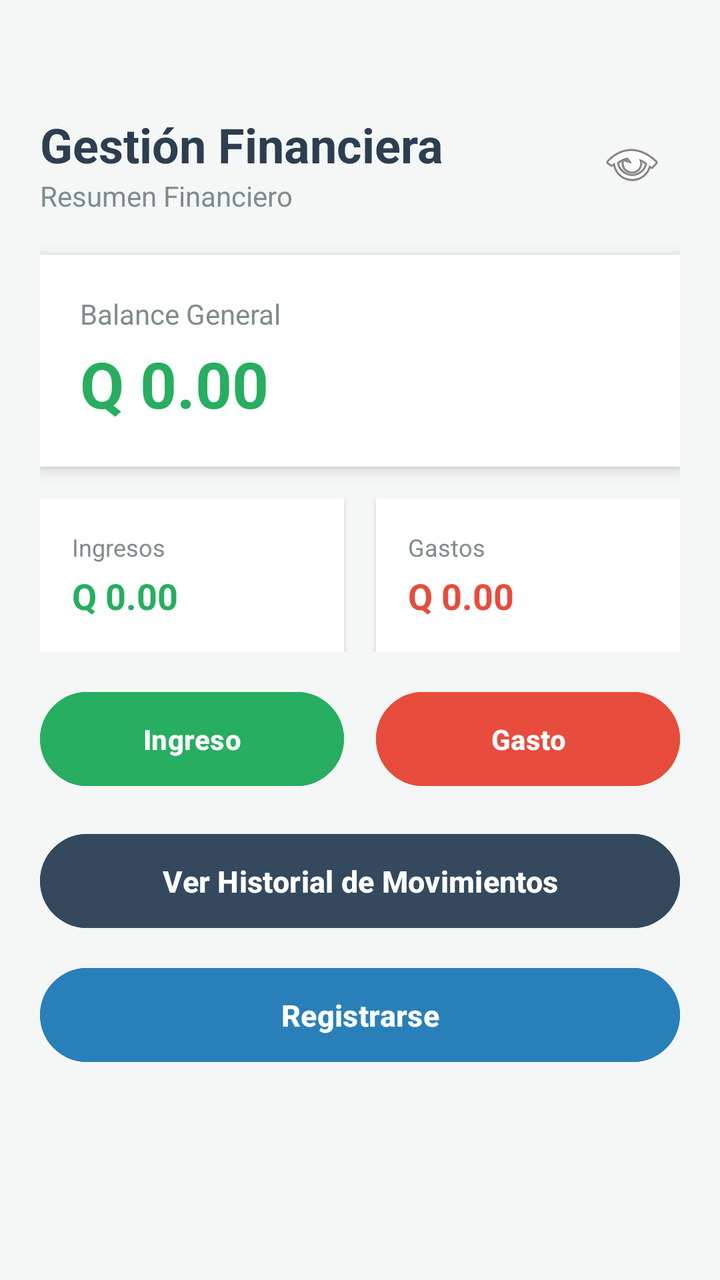
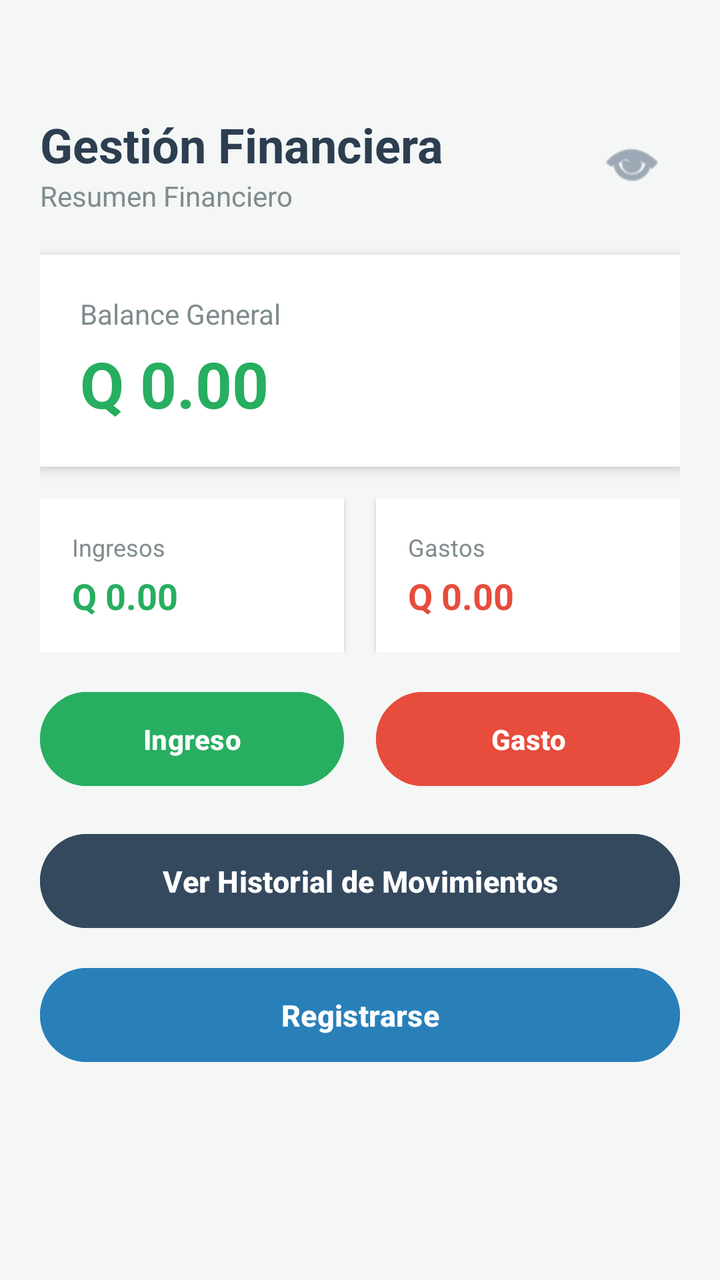

The first picture is an Android layout as it rendered before a commit; the second is the same layout after the commit. The layout source and the unified diff follow.
<!-- AndroidManifest.xml: application theme Theme.AppFinanzas -->
<!-- res/layout/activity_main.xml -->
<?xml version="1.0" encoding="utf-8"?>
<LinearLayout xmlns:android="http://schemas.android.com/apk/res/android"
    android:layout_width="match_parent"
    android:layout_height="match_parent"
    android:orientation="vertical"
    android:paddingStart="20dp"
    android:paddingEnd="20dp"
    android:paddingBottom="20dp"
    android:paddingTop="56dp"
    android:background="#F4F7F6">

    
    <LinearLayout
        android:layout_width="match_parent"
        android:layout_height="wrap_content"
        android:orientation="horizontal"
        android:gravity="center_vertical"
        android:layout_marginBottom="20dp">

        <LinearLayout
            android:layout_width="0dp"
            android:layout_height="wrap_content"
            android:layout_weight="1"
            android:orientation="vertical">

            <TextView
                android:id="@+id/tvBienvenida"
                android:layout_width="wrap_content"
                android:layout_height="wrap_content"
                android:text="Gestión Financiera"
                android:textColor="#2C3E50"
                android:textSize="24sp"
                android:textStyle="bold" />

            <TextView
                android:id="@+id/tvSubtitulo"
                android:layout_width="wrap_content"
                android:layout_height="wrap_content"
                android:text="Resumen Financiero"
                android:textSize="14sp"
                android:textColor="#7F8C8D" />
        </LinearLayout>

        
        <ImageButton
            android:id="@+id/btnOcultarSaldo"
            android:layout_width="48dp"
            android:layout_height="48dp"
            android:background="?attr/selectableItemBackgroundBorderless"
            android:src="@android:drawable/ic_menu_view"
            android:contentDescription="Ocultar o mostrar saldo" />
    </LinearLayout>

    
    <LinearLayout
        android:layout_width="match_parent"
        android:layout_height="wrap_content"
        android:orientation="vertical"
        android:background="#FFFFFF"
        android:padding="20dp"
        android:elevation="4dp"
        android:layout_marginBottom="16dp">

        <TextView
            android:layout_width="wrap_content"
            android:layout_height="wrap_content"
            android:text="Balance General"
            android:textSize="14sp"
            android:textColor="#7F8C8D" />

        <TextView
            android:id="@+id/tvBalanceTotal"
            android:layout_width="wrap_content"
            android:layout_height="wrap_content"
            android:text="Q 0.00"
            android:textSize="32sp"
            android:textStyle="bold"
            android:textColor="#27AE60"
            android:layout_marginTop="4dp" />
    </LinearLayout>

    
    <LinearLayout
        android:layout_width="match_parent"
        android:layout_height="wrap_content"
        android:orientation="horizontal"
        android:layout_marginBottom="16dp">

        
        <LinearLayout
            android:layout_width="0dp"
            android:layout_height="wrap_content"
            android:layout_weight="1"
            android:orientation="vertical"
            android:background="#FFFFFF"
            android:padding="16dp"
            android:elevation="2dp"
            android:layout_marginEnd="8dp">

            <TextView
                android:layout_width="wrap_content"
                android:layout_height="wrap_content"
                android:text="Ingresos"
                android:textSize="12sp"
                android:textColor="#7F8C8D" />

            <TextView
                android:id="@+id/tvIngresosTotal"
                android:layout_width="wrap_content"
                android:layout_height="wrap_content"
                android:text="Q 0.00"
                android:textSize="18sp"
                android:textStyle="bold"
                android:textColor="#27AE60"
                android:layout_marginTop="4dp" />
        </LinearLayout>

        
        <LinearLayout
            android:layout_width="0dp"
            android:layout_height="wrap_content"
            android:layout_weight="1"
            android:orientation="vertical"
            android:background="#FFFFFF"
            android:padding="16dp"
            android:elevation="2dp"
            android:layout_marginStart="8dp">

            <TextView
                android:layout_width="wrap_content"
                android:layout_height="wrap_content"
                android:text="Gastos"
                android:textSize="12sp"
                android:textColor="#7F8C8D" />

            <TextView
                android:id="@+id/tvGastosTotal"
                android:layout_width="wrap_content"
                android:layout_height="wrap_content"
                android:text="Q 0.00"
                android:textSize="18sp"
                android:textStyle="bold"
                android:textColor="#E74C3C"
                android:layout_marginTop="4dp" />
        </LinearLayout>
    </LinearLayout>

    
    <LinearLayout
        android:layout_width="match_parent"
        android:layout_height="wrap_content"
        android:orientation="horizontal"
        android:weightSum="2"
        android:layout_marginBottom="16dp">

        <Button
            android:id="@+id/btnRegistrarIngreso"
            android:layout_width="0dp"
            android:layout_height="55dp"
            android:layout_weight="1"
            android:layout_marginEnd="8dp"
            android:backgroundTint="#27AE60"
            android:text="Ingreso"
            android:textColor="#FFFFFF"
            android:textSize="14sp"
            android:textStyle="bold" />

        <Button
            android:id="@+id/btnRegistrarGasto"
            android:layout_width="0dp"
            android:layout_height="55dp"
            android:layout_weight="1"
            android:layout_marginStart="8dp"
            android:backgroundTint="#E74C3C"
            android:text="Gasto"
            android:textColor="#FFFFFF"
            android:textSize="14sp"
            android:textStyle="bold" />
    </LinearLayout>

    
    <Button
        android:id="@+id/btnVerHistorial"
        android:layout_width="match_parent"
        android:layout_height="55dp"
        android:backgroundTint="#34495E"
        android:text="Ver Historial de Movimientos"
        android:textColor="#FFFFFF"
        android:textSize="15sp"
        android:textStyle="bold" />

    <Button
        android:id="@+id/btnRegistrarseMain"
        android:layout_width="match_parent"
        android:layout_height="55dp"
        android:layout_marginTop="12dp"
        android:backgroundTint="#2980B9"
        android:text="Registrarse"
        android:textColor="#FFFFFF"
        android:textSize="15sp"
        android:textStyle="bold" />

</LinearLayout>
<!-- resources referenced by this layout -->
<resources>
  <style name="Theme.AppFinanzas" parent="Base.Theme.AppFinanzas" />
  <style name="Base.Theme.AppFinanzas" parent="Theme.Material3.DayNight.NoActionBar">
          
          
      </style>
</resources>

<!-- the commit's change to res/layout/activity_main.xml (unified diff, before → after) -->
@@ -1,5 +1,6 @@
 <?xml version="1.0" encoding="utf-8"?>
 <LinearLayout xmlns:android="http://schemas.android.com/apk/res/android"
+    xmlns:app="http://schemas.android.com/apk/res-auto"
     android:layout_width="match_parent"
     android:layout_height="match_parent"
     android:orientation="vertical"
@@ -48,6 +49,7 @@
             android:layout_height="48dp"
             android:background="?attr/selectableItemBackgroundBorderless"
             android:src="@android:drawable/ic_menu_view"
+            app:tint="#64748B"
             android:contentDescription="Ocultar o mostrar saldo" />
     </LinearLayout>
 
